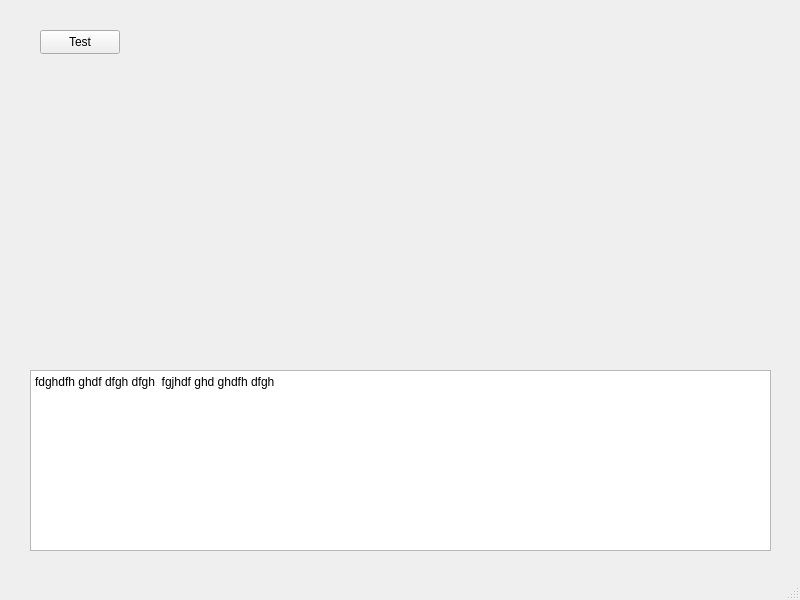
Above: PiPicApp/mainWindow.ui from imisk/PiPic before the change. Below: the same form after it.
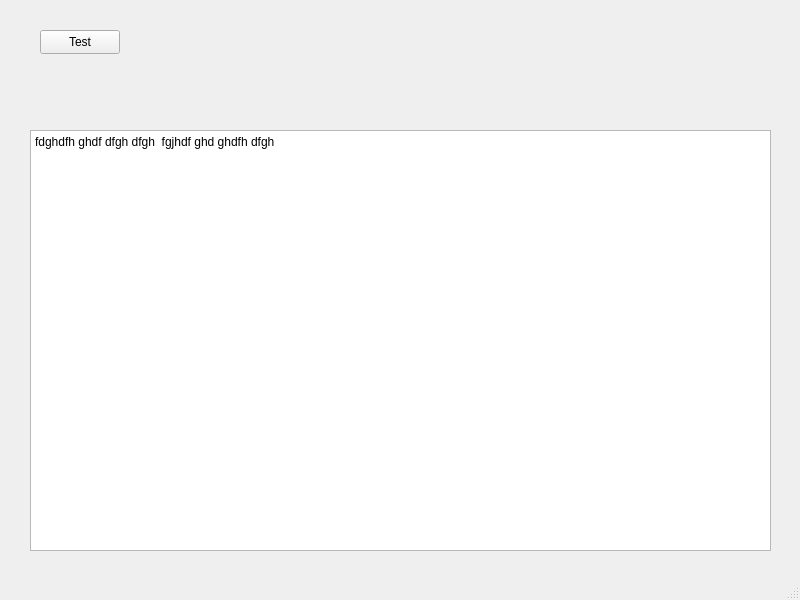
That is the form after the change.

```diff
--- a/PiPicApp/mainWindow.ui
+++ b/PiPicApp/mainWindow.ui
@@ -34,9 +34,9 @@
     <property name="geometry">
      <rect>
       <x>30</x>
-      <y>370</y>
+      <y>130</y>
       <width>741</width>
-      <height>181</height>
+      <height>421</height>
      </rect>
     </property>
     <property name="readOnly">
```
